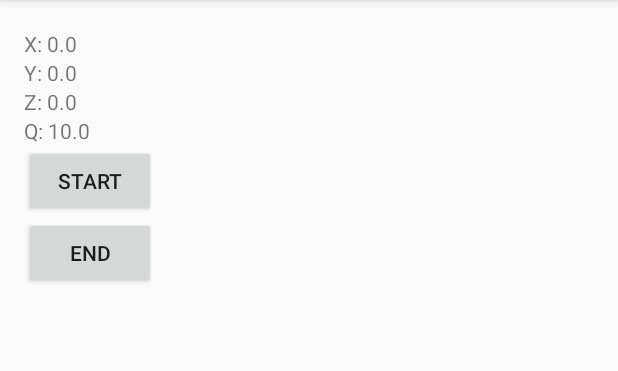
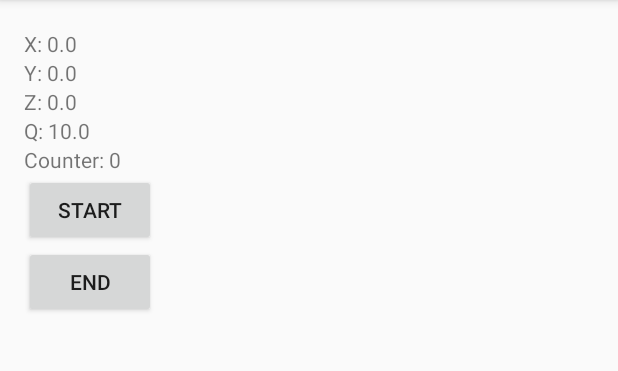
Before and after one commit to PUM-Organization/EmergencyCall, an Android app: the screen it shows after launch (MainActivity), after a tap on "END", on a phone screen of 412 x 824 dp, the part 84-455 px from its top. Run offline under Robolectric (Android 15) with nearby library versions, the light colour scheme and no system bars.

Commit message:
Sygnał dzwiękowy - > działa ;-)

```diff
--- a/app/src/main/java/com/pomorganization/emergencycall/MainActivity.java
+++ b/app/src/main/java/com/pomorganization/emergencycall/MainActivity.java
@@ -1,11 +1,16 @@
 package com.pomorganization.emergencycall;
 
+import android.app.Notification;
 import android.content.Context;
 import android.hardware.Sensor;
 import android.hardware.SensorEvent;
 import android.hardware.SensorEventListener;
 import android.hardware.SensorManager;
+import android.media.AudioManager;
 import android.media.MediaPlayer;
+import android.media.Ringtone;
+import android.media.RingtoneManager;
+import android.net.Uri;
 import android.os.Environment;
 import android.support.v7.app.ActionBarActivity;
 import android.os.Bundle;
@@ -38,10 +43,16 @@ public class MainActivity extends ActionBarActivity implements SensorEventListen
     float z = 0;
     double q = 10;
     boolean alertOn = false;
-    MediaPlayer mp = MediaPlayer.create(this, R.raw.sonsongsong);
+    boolean alertSoundOn = false;
+    Notification notification = new Notification();
+    int counter = 0;
+
+
 
     @Override
     protected void onCreate(Bundle savedInstanceState) {
+
+
         super.onCreate(savedInstanceState);
         setContentView(R.layout.activity_main);
 //daniel
@@ -56,11 +67,13 @@ public class MainActivity extends ActionBarActivity implements SensorEventListen
         TextView textViewAccY = (TextView) findViewById(R.id.acc_y);
         TextView textViewAccZ = (TextView) findViewById(R.id.acc_z);
         TextView textViewAccQ = (TextView) findViewById(R.id.acc_q);
+        TextView textViewC = (TextView) findViewById(R.id.C);
 
         textViewAccX.setText("X: "+Float.toString(x));
         textViewAccY.setText("Y: "+Float.toString(y));
         textViewAccZ.setText("Z: "+Float.toString(z));
         textViewAccQ.setText("Q: "+Double.toString(q));
+        textViewC.setText("Counter: "+Integer.toString(counter));
 
 
 
@@ -158,17 +171,28 @@ public class MainActivity extends ActionBarActivity implements SensorEventListen
         textViewAccQ.setText("Q: "+Double.toString(q));
 
     }
-    public void onStopButtonClickListener(View view) throws IOException {
-
-        mp.stop();
-
+    public void onStopButtonClickListener(View view) throws IOException{
+        alertSound(alertSoundOn = false);
     }
 
     public void alert (){
         Toast.makeText(getApplicationContext(), "ALERT!", Toast.LENGTH_SHORT).show();
-        mp.start();
+        alertSound(alertSoundOn = true);
     }
 
+    public void alertSound(boolean alertSoundOn){
+        final MediaPlayer mp = MediaPlayer.create(this, R.raw.sonsongsong);
+
+        if (alertSoundOn == true){
+            mp.setVolume(0.1F, 0.1F);
+            mp.start();
+            counter++;
+            TextView textViewC = (TextView) findViewById(R.id.C);
+            textViewC.setText("Counter: " + Integer.toString(counter));
+        } else if (alertSoundOn == false) {
+            mp.stop();
+        }
+    }
 
     //
 }
--- a/app/src/main/res/layout/activity_main.xml
+++ b/app/src/main/res/layout/activity_main.xml
@@ -26,6 +26,10 @@
         android:id="@+id/acc_q"
         android:layout_width="match_parent"
         android:layout_height="wrap_content" />
+    <TextView
+        android:id="@+id/C"
+        android:layout_width="match_parent"
+        android:layout_height="wrap_content" />
     <Button
         android:id="@+id/startButton"
         android:text="Start"
--- a/app/src/main/res/values/ids.xml
+++ b/app/src/main/res/values/ids.xml
@@ -5,4 +5,5 @@
     <item name="acc_y" type="id" />
     <item name="acc_z" type="id" />
     <item name="acc_q" type="id" />
+    <item name="C" type="id" />
 </resources>
```
